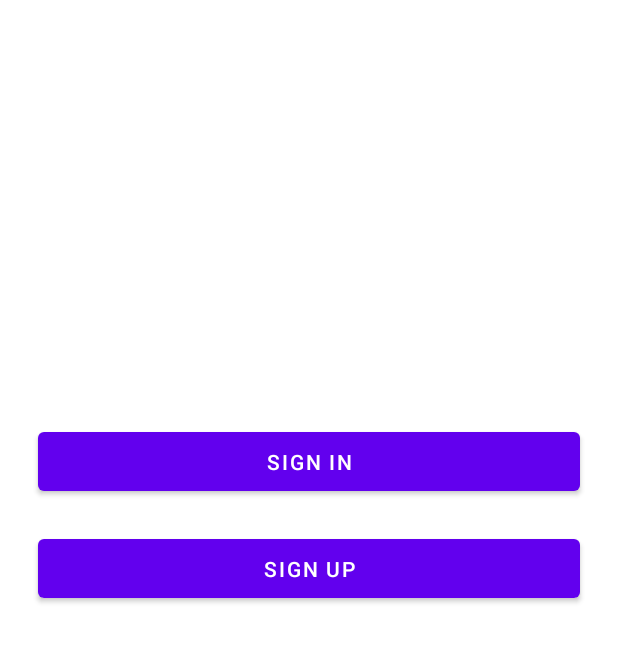
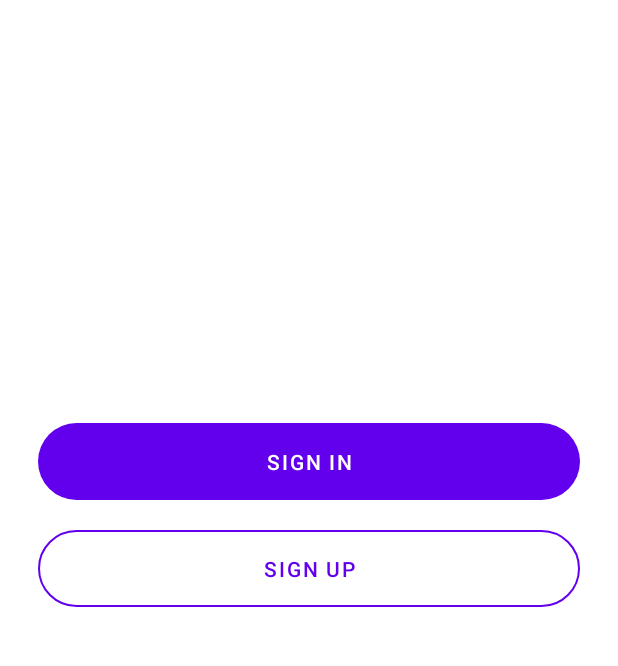
Before and after one commit to Inon-Sinn/Tradoid, an Android app: the screen it shows after launch (login), on a phone screen of 412 x 824 dp, the part 525-1191 px from its top. Run offline under Robolectric (Android 15) with nearby library versions, the phone set to English and light mode, and no system bars.

Commit message:
Login ReDesign: Round Buttons and Transparent Round Buttons

```diff
--- /dev/null
+++ b/app/src/main/res/drawable/round_button.xml
@@ -0,0 +1,4 @@
+<?xml version="1.0" encoding="utf-8"?>
+<shape xmlns:android="http://schemas.android.com/apk/res/android">
+    <corners  android:radius="@dimen/box_corner_radius"/>
+</shape>
--- /dev/null
+++ b/app/src/main/res/drawable/transparent_round_button.xml
@@ -0,0 +1,6 @@
+<?xml version="1.0" encoding="utf-8"?>
+<shape xmlns:android="http://schemas.android.com/apk/res/android">
+    <corners  android:radius="@dimen/box_corner_radius"/>
+    <solid android:color="@android:color/transparent" />
+    <stroke android:width="1dp"/>
+</shape>
--- a/app/src/main/res/layout/activity_login.xml
+++ b/app/src/main/res/layout/activity_login.xml
@@ -24,6 +24,7 @@
         android:layout_marginEnd="@dimen/horizontal_margin"
         android:layout_marginBottom="@dimen/login_top_margin"
         android:text="@string/sign_in"
+        android:background="@drawable/round_button"
         app:layout_constraintBottom_toTopOf="@+id/login_To_sign_up"
         app:layout_constraintEnd_toEndOf="parent"
         app:layout_constraintStart_toStartOf="parent" />
@@ -34,6 +35,8 @@
         android:layout_height="@dimen/Box_height"
         android:layout_marginBottom="69dp"
         android:text="@string/sign_up"
+        android:background="@drawable/transparent_round_button"
+        android:textColor="?attr/colorPrimary"
         app:layout_constraintBottom_toBottomOf="parent"
         app:layout_constraintEnd_toEndOf="@+id/login_To_sign_in"
         app:layout_constraintStart_toStartOf="@+id/login_To_sign_in" />
--- a/app/src/main/res/layout/activity_sign_in.xml
+++ b/app/src/main/res/layout/activity_sign_in.xml
@@ -101,6 +101,7 @@
                 android:layout_marginEnd="25dp"
                 android:layout_marginBottom="10dp"
                 android:text="@string/sign_in"
+                android:background="@drawable/round_button"
                 app:layout_constraintBottom_toTopOf="@+id/tv_from_sign_in_to_sign_up"
                 app:layout_constraintEnd_toEndOf="parent"
                 app:layout_constraintStart_toStartOf="parent" />
--- a/app/src/main/res/layout/activity_sign_up.xml
+++ b/app/src/main/res/layout/activity_sign_up.xml
@@ -41,6 +41,7 @@
                 android:layout_marginEnd="@dimen/horizontal_margin"
                 android:layout_marginBottom="10dp"
                 android:text="@string/sign_up"
+                android:background="@drawable/round_button"
                 app:layout_constraintBottom_toTopOf="@+id/tv_from_sign_up_to_sign_in"
                 app:layout_constraintEnd_toEndOf="parent"
                 app:layout_constraintStart_toStartOf="parent" />
```
